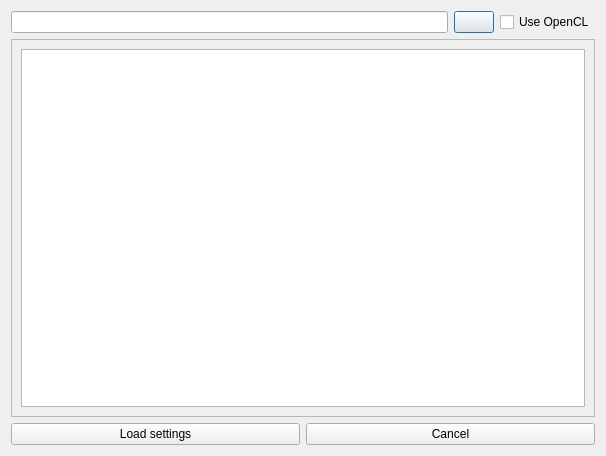
buddhi1980/mandelbulber2, file mandelbulber2/qt/settings_browser.ui: the form before one commit.
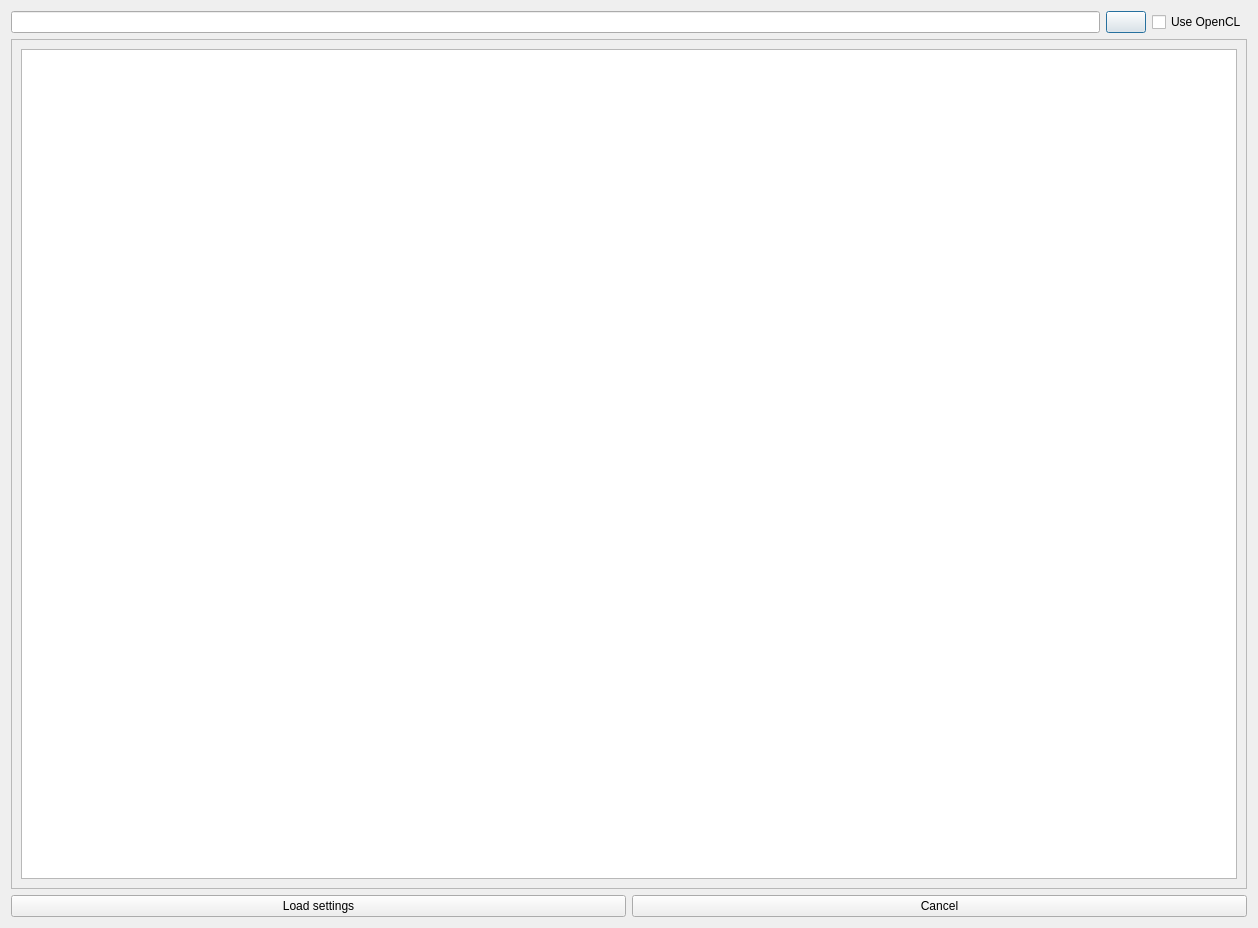
The form after the commit. Icons and pictures are not drawn. Custom widgets are drawn as their Qt base class.

Commit message: cSettingsBrowser: added functionality for Load button, switching of OpenCL, selecting folder

```diff
--- a/mandelbulber2/qt/settings_browser.ui
+++ b/mandelbulber2/qt/settings_browser.ui
@@ -6,8 +6,8 @@
    <rect>
     <x>0</x>
     <y>0</y>
-    <width>606</width>
-    <height>456</height>
+    <width>1258</width>
+    <height>928</height>
    </rect>
   </property>
   <property name="windowTitle">
@@ -49,8 +49,8 @@
        <rect>
         <x>0</x>
         <y>0</y>
-        <width>590</width>
-        <height>374</height>
+        <width>1242</width>
+        <height>848</height>
        </rect>
       </property>
       <layout class="QVBoxLayout" name="verticalLayout_2">
```
The commit also changes 5 other files.
